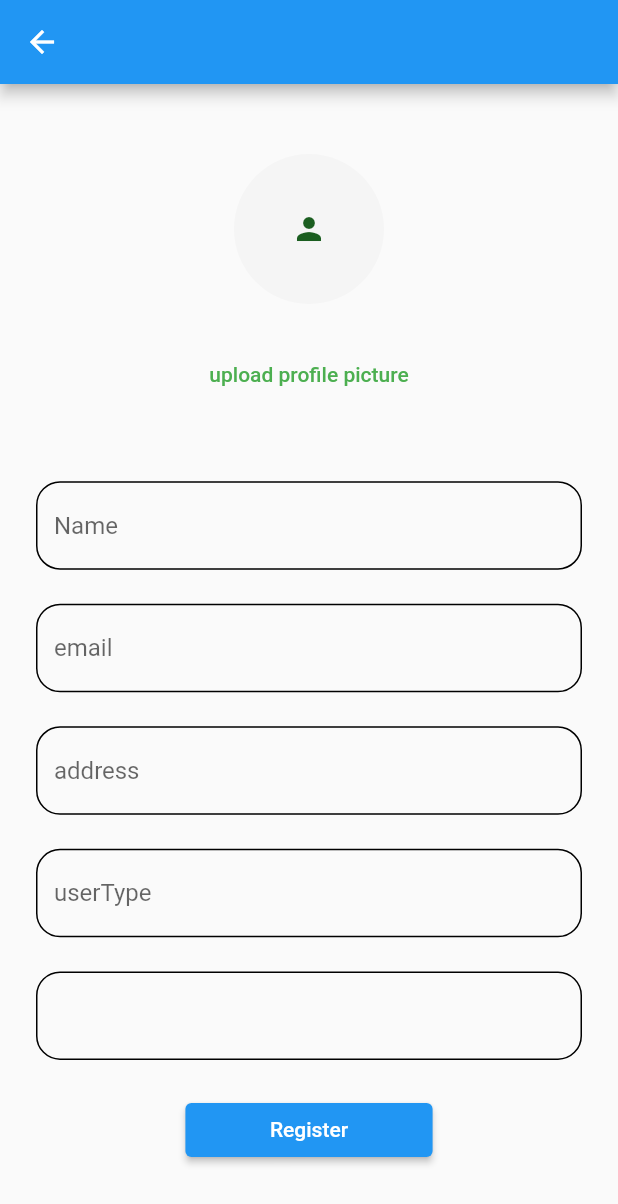
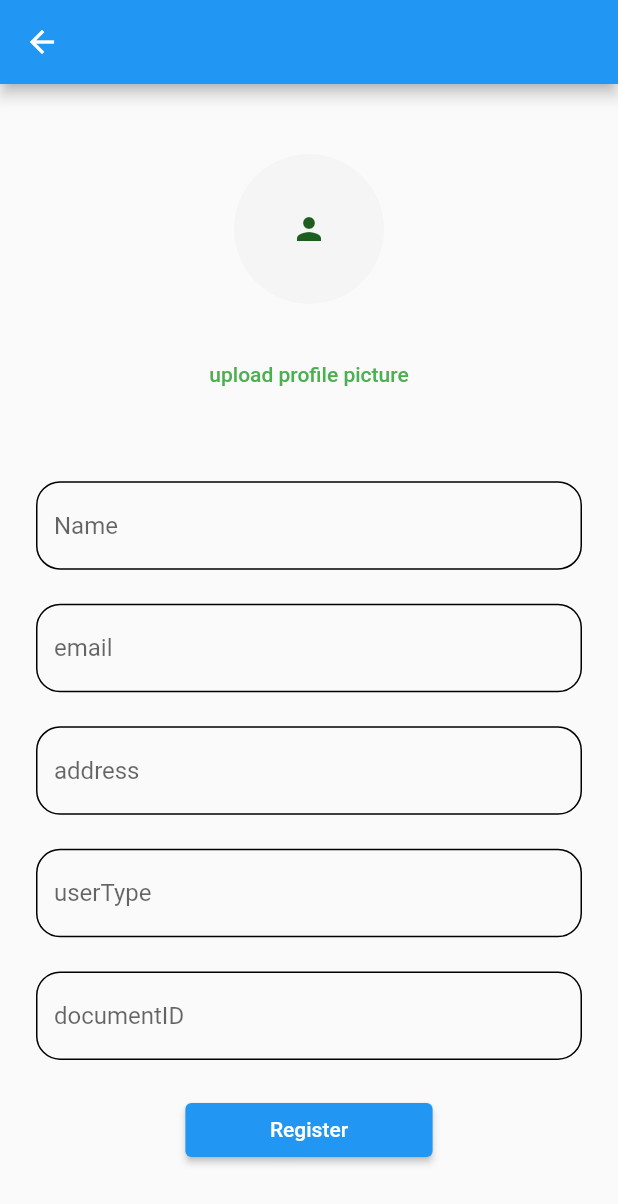
Before and after one commit to abhyas132/Food-Mattters, a Flutter app: the RegistrationScreen screen opened by its route, after a tap on "Register", on a phone screen of 412 x 824 dp. Shown: the top 1204 px of the screen. Run offline on Flutter 3.47's test engine with Material 2 defaults, Android fonts, the light colour scheme and no system bars; our stand-ins replace dio, firebase_auth, firebase_core, flutter_riverpod, google_fonts, image_picker and 4 more; accounts and stored records are empty.

Commit message:
updated user reg

```diff
--- a/lib/features/user_services/controller/user_controller.dart
+++ b/lib/features/user_services/controller/user_controller.dart
@@ -1,5 +1,4 @@
 import 'package:dio/dio.dart';
-import 'package:flutter/material.dart';
 import 'package:flutter_riverpod/flutter_riverpod.dart';
 import 'package:foods_matters/models/user_model.dart';
 import 'package:logger/logger.dart';
@@ -14,15 +13,28 @@ final userControllerProvider = Provider((ref) {
 class UserController {
   final logger = Logger();
   final UserRepository userRepository;
+
   UserController({required this.userRepository});
 
   Future<void> selectImage(bool useCamera) async {
     await userRepository.getImage(useCamera);
   }
 
-  Future<void> registerUser(String ) async {
+  Future<void> registerUser({String? name, String? email, String? addressString,
+      String? documentId, String? userType, String? base64Image}) async {
     try {
-      await userRepository.register(UserModel.fromMap({}));
+      await userRepository.register(UserModel.fromMap({
+        'userId': 12, //TODO : CHANGE
+        'name': name,
+        'phoneNumber': 123, //TODO : CHANGE
+        'email': email,
+        'addressString': addressString,
+        'longitude': 1.234, //TODO : CHANGE
+        'latitude': 2.1345, //TODO ; CHANGE
+        'documentId': documentId,
+        'userType': userType,
+        'photo': base64Image,
+      }));
     } on DioError catch (e) {
       logger.e(e.message);
       logger.e(e.response);
--- a/lib/features/user_services/screens/registration_screen.dart
+++ b/lib/features/user_services/screens/registration_screen.dart
@@ -12,11 +12,33 @@ final inputDecoration = InputDecoration(
       borderRadius: BorderRadius.circular(16),
     ));
 
-class RegistrationScreen extends ConsumerWidget {
+class RegistrationScreen extends ConsumerStatefulWidget {
   static const String routeName = '/RegistrationScreen';
+  const RegistrationScreen({Key? key}) : super(key: key);
 
   @override
-  Widget build(BuildContext context, WidgetRef ref) {
+  ConsumerState<RegistrationScreen> createState() => _RegistrationScreenState();
+}
+
+class _RegistrationScreenState extends ConsumerState<RegistrationScreen> {
+  final nameController = TextEditingController();
+  final emailController = TextEditingController();
+  final addressController = TextEditingController();
+  final typeController = TextEditingController();
+  final docIdController = TextEditingController();
+
+  @override
+  void dispose() {
+    super.dispose();
+    nameController.dispose();
+    emailController.dispose();
+    addressController.dispose();
+    typeController.dispose();
+    docIdController.dispose();
+  }
+
+  @override
+  Widget build(BuildContext context) {
     final userController = ref.read(userControllerProvider);
 
     return Scaffold(
@@ -102,15 +124,22 @@ class RegistrationScreen extends ConsumerWidget {
                 ),
               ),
               TextField(
-                decoration: inputDecoration,
+                decoration: inputDecoration.copyWith(hintText: 'documentID'),
               ),
               SizedBox(
                 width: MediaQuery.of(context).size.width * 0.4,
                 child: ElevatedButton(
                   child: const Text('Register'),
-                  onPressed: () {},
+                  onPressed: () {
+                    userController.registerUser(
+                        name: nameController.text.trim(),
+                        addressString: addressController.text.trim(),
+                        email: emailController.text.trim(),
+                        userType: typeController.text.trim(),
+                        documentId: typeController.text.trim());
+                  },
                 ),
-              )
+              ),
             ]),
       ),
     );
```
Also changed, not shown: lib/features/auth/screens/otp_screen.dart (+13 -7 lines), lib/features/user_services/repository/user_repository.dart (+5 -7 lines).
